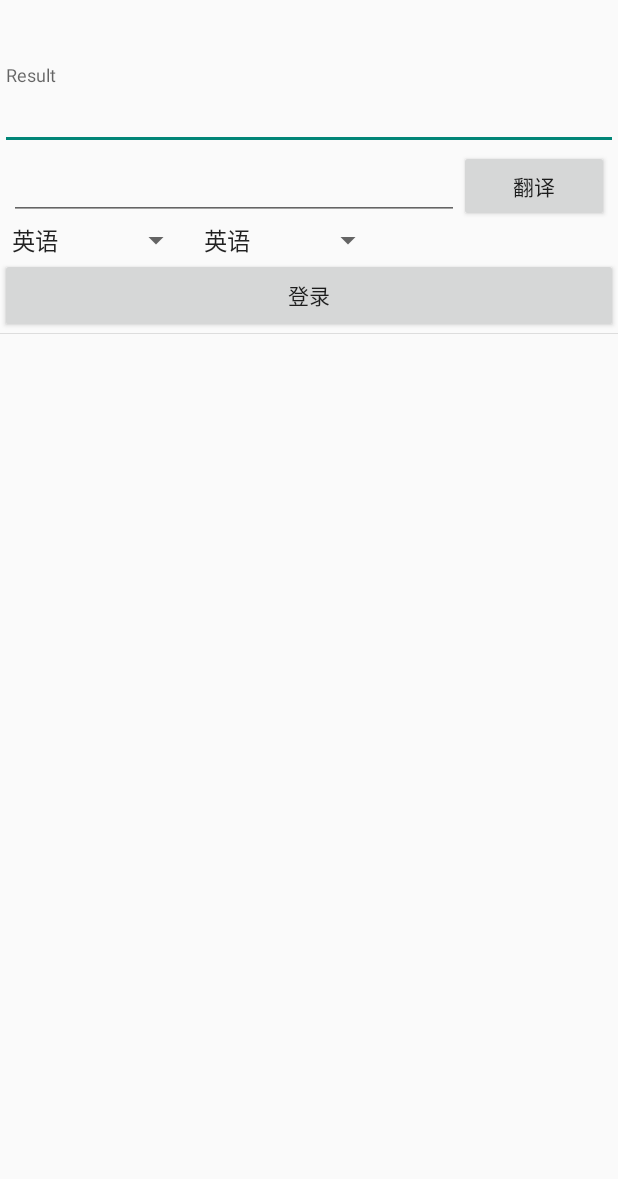
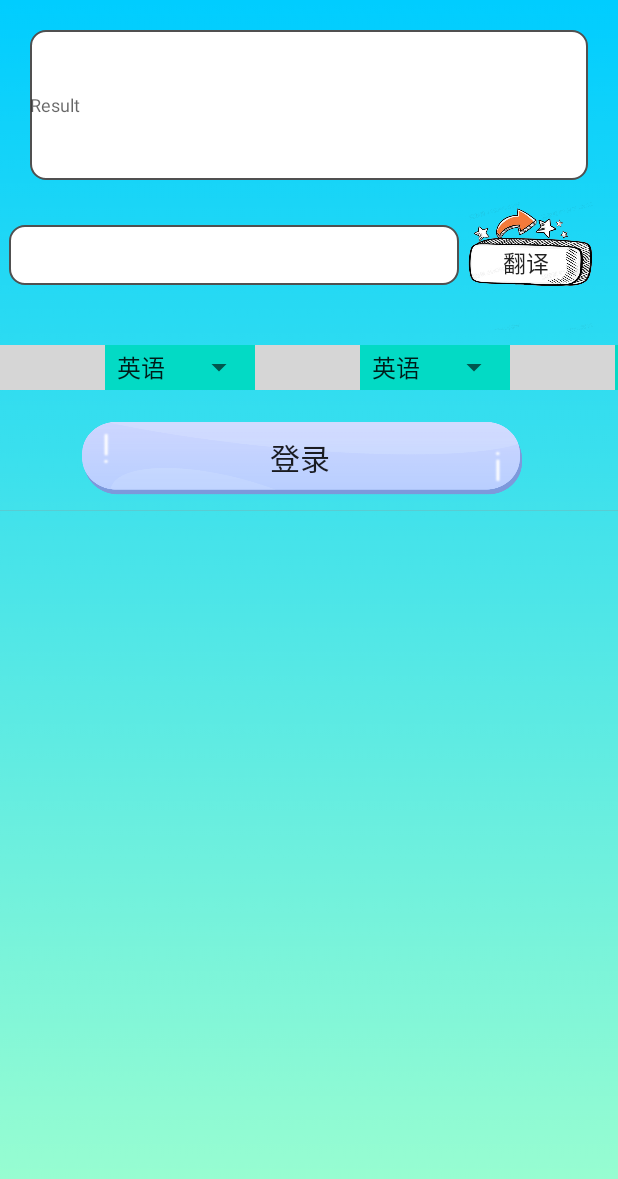
Before and after one commit to Sophomore-Android-Work/Translate, an Android app: the MainActivity screen opened directly, with no data from a screen before it, on a phone screen of 412 x 824 dp. Shown: the top 1179 px of the screen. Run offline under Robolectric (Android 15) with nearby library versions, the phone set to English and light mode, and no system bars; grey boxes are pictures that could not be loaded.

Commit message:
主界面

```diff
--- /dev/null
+++ b/app/src/main/res/drawable/edit_bg.xml
@@ -0,0 +1,13 @@
+<?xml version="1.0" encoding="utf-8"?>
+<selector xmlns:android="http://schemas.android.com/apk/res/android">
+    <item>
+        <shape>
+            android:shape="rectangle">
+            <solid android:color="@color/white"/>
+            <corners android:radius="10dp"/>
+            <stroke
+                android:width="1dp"
+                android:color="#505050"/>
+        </shape>
+    </item>
+</selector>
--- a/app/src/main/res/layout/activity_main.xml
+++ b/app/src/main/res/layout/activity_main.xml
@@ -4,69 +4,99 @@
     xmlns:tools="http://schemas.android.com/tools"
     android:layout_width="match_parent"
     android:layout_height="match_parent"
-    tools:context=".MainActivity">
+    tools:context=".MainActivity"
+    android:background="@drawable/bg">
 
     <EditText
         android:id="@+id/mean"
         android:layout_height="100dp"
         android:hint="Result"
-android:textColor="@color/black"
-
+        android:textColor="@color/black"
         android:layout_width="match_parent"
+        android:background="@drawable/edit_bg"
+        android:layout_marginTop="20dp"
+        android:layout_marginLeft="20dp"
+        android:layout_marginRight="20dp"
         android:textSize="12dp" />
 
     <LinearLayout
         android:layout_width="match_parent"
         android:layout_height="wrap_content"
         android:layout_gravity="bottom"
+
         android:gravity="center">
 
         <EditText
             android:id="@+id/in"
             android:layout_width="300dp"
-
-            android:layout_height="wrap_content">
+            android:background="@drawable/edit_bg"
+            android:layout_height="40dp">
 
         </EditText>
 
         <Button
             android:layout_width="100dp"
-            android:layout_height="wrap_content"
+            android:layout_height="100dp"
             android:id="@+id/sure"
-            android:text="翻译" />
+            android:background="@drawable/btn_bg"
+            android:text="翻译"
+            android:paddingTop="10dp"
+            android:paddingRight="10dp"
+            android:textSize="15sp"/>
 
     </LinearLayout>
 
     <LinearLayout
-        android:layout_width="wrap_content"
+        android:layout_width="match_parent"
         android:layout_height="wrap_content"
-        android:orientation="horizontal">
+        android:orientation="horizontal"
+        android:background="@color/teal_200"
+        android:layout_marginTop="10dp"
+        >
+        <ImageView
+            android:layout_width="70dp"
+            android:layout_height="30dp"
+            android:background="@color/dark_green"/>
         <Spinner
-            android:layout_width="match_parent"
-            android:layout_height="wrap_content"
+            android:layout_width="100dp"
+            android:layout_height="30dp"
             android:id="@+id/spinner_begin"
 
             android:entries="@array/languages"
+
             />
+        <ImageView
+            android:layout_width="70dp"
+            android:layout_height="30dp"
+            android:background="@color/dark_green"/>
         <Spinner
-            android:layout_width="match_parent"
-            android:layout_height="wrap_content"
+            android:layout_width="100dp"
+            android:layout_height="30dp"
             android:id="@+id/spinner"
 
             android:entries="@array/languages"
             />
+        <ImageView
+            android:layout_width="70dp"
+            android:layout_height="30dp"
+            android:background="@color/dark_green"/>
     </LinearLayout>
 
 
         <Button
-            android:layout_width="match_parent"
+            android:layout_marginTop="20dp"
+            android:layout_width="300dp"
+            android:layout_marginLeft="50dp"
             android:layout_height="50dp"
+            android:background="@drawable/btn1_bg"
             android:text="登录"
+            android:textSize="20sp"
             android:id="@+id/btn_login"/>
 
 
 <!--以下为历史记录代码-->
     <ListView
+        android:layout_marginTop="10dp"
         android:id="@+id/search_record_lv"
         android:layout_width="match_parent"
         android:layout_height="wrap_content">
```
Also changed, not shown: app/src/main/AndroidManifest.xml (+10 -5 lines), app/src/main/res/layout/activity_register.xml (+119 -72 lines), app/src/main/res/drawable/bg.jpg (added), app/src/main/res/drawable/btn1_bg.png (added), app/src/main/res/drawable/btn_bg.png (added), app/src/main/res/drawable/img.png (added), 1 other file.
